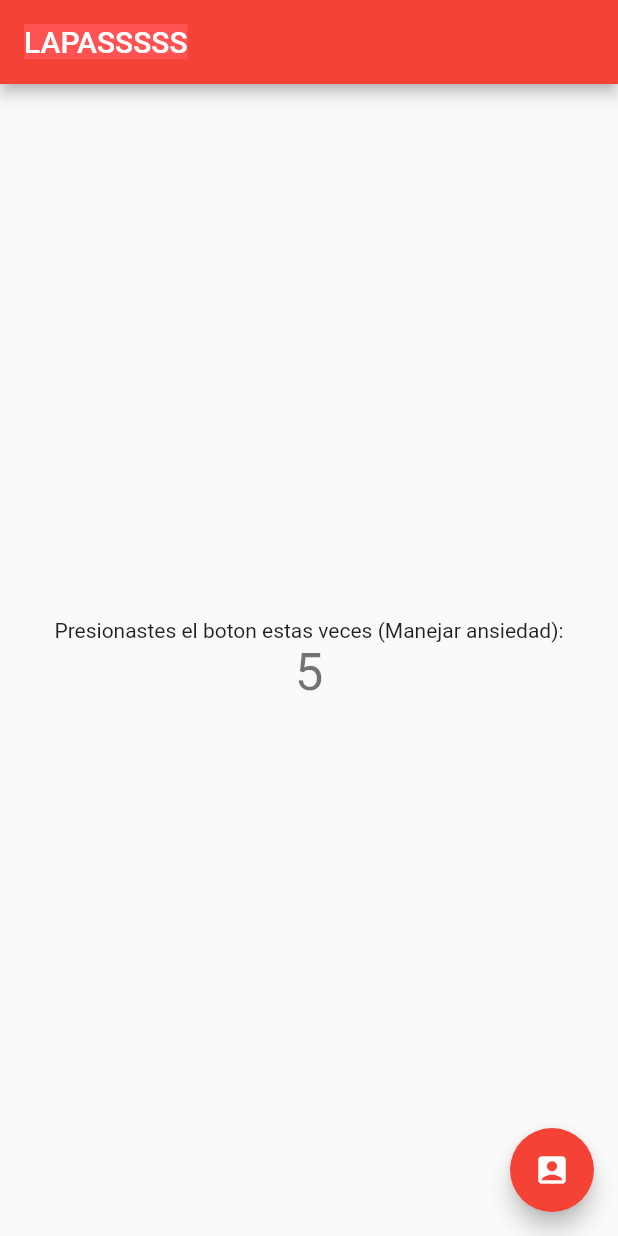
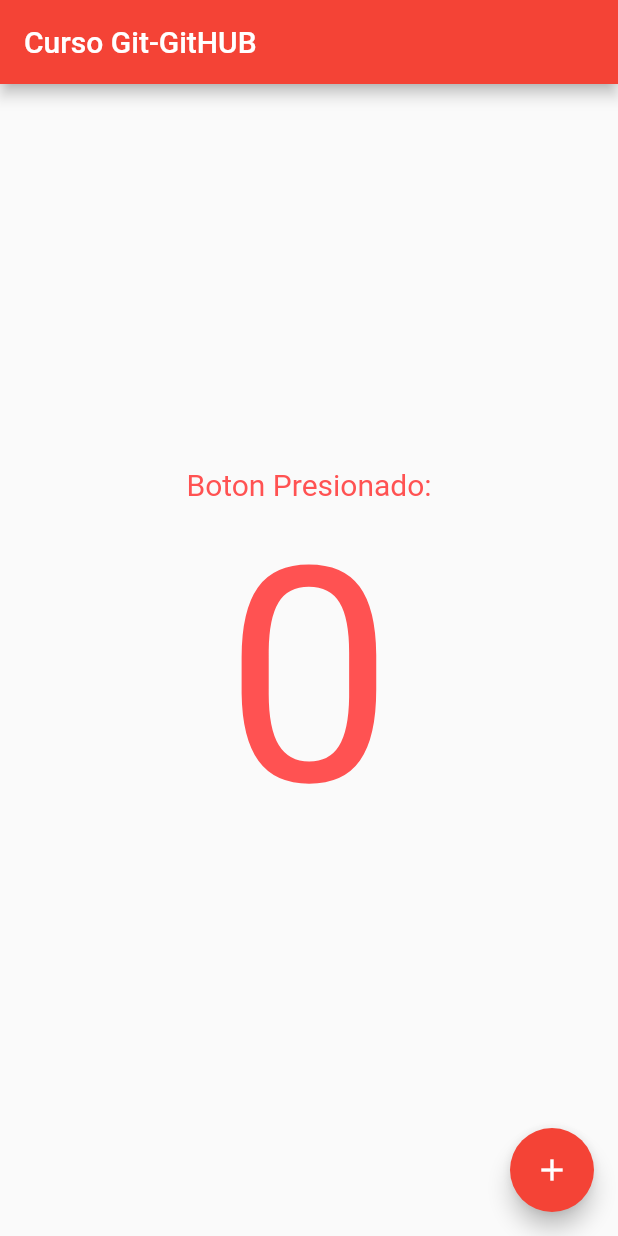
Before and after one commit to gjr17/contador, a Flutter app: the screen it shows after launch, on a phone screen of 412 x 824 dp. Run offline on Flutter 3.47's test engine with Material 2 defaults, Android fonts, the phone set to English and light mode, and no system bars.

Commit message:
Se modifico el diseño de la app V0.1

```diff
--- a/lib/main.dart
+++ b/lib/main.dart
@@ -12,19 +12,10 @@ class MyApp extends StatelessWidget {
   Widget build(BuildContext context) {
     return MaterialApp(
       debugShowCheckedModeBanner: false,
-      title: 'CONTADOR',
+      title: 'Curso Git-GitHUB',
       theme: ThemeData(
-          // This is the theme of your application.
-          //
-          // Try running your application with "flutter run". You'll see the
-          // application has a blue toolbar. Then, without quitting the app, try
-          // changing the primarySwatch below to Colors.green and then invoke
-          // "hot reload" (press "r" in the console where you ran "flutter run",
-          // or simply save your changes to "hot reload" in a Flutter IDE).
-          // Notice that the counter didn't reset back to zero; the application
-          // is not restarted.
-          primarySwatch: Colors.red),
-      home: const MyHomePage(title: 'LAPASSSSS'),
+          backgroundColor: Colors.redAccent, primarySwatch: Colors.red),
+      home: const MyHomePage(title: 'Curso Git-GitHUB'),
     );
   }
 }
@@ -48,7 +39,7 @@ class MyHomePage extends StatefulWidget {
 }
 
 class _MyHomePageState extends State<MyHomePage> {
-  int _counter = 5;
+  int _counter = 0;
 
   void _incrementCounter() {
     setState(() {
@@ -57,25 +48,16 @@ class _MyHomePageState extends State<MyHomePage> {
       // so that the display can reflect the updated values. If we changed
       // _counter without calling setState(), then the build method would not be
       // called again, and so nothing would appear to happen.
-      _counter += 5;
+      _counter += 1;
     });
   }
 
   @override
   Widget build(BuildContext context) {
-    // This method is rerun every time setState is called, for instance as done
-    // by the _incrementCounter method above.
-    //
-    // The Flutter framework has been optimized to make rerunning build methods
-    // fast, so that you can just rebuild anything that needs updating rather
-    // than having to individually change instances of widgets.
     return Scaffold(
       appBar: AppBar(
-        // Here we take the value from the MyHomePage object that was created by
-        // the App.build method, and use it to set our appbar title.
         title: Text(
           widget.title,
-          style: TextStyle(backgroundColor: Colors.redAccent),
         ),
       ),
       body: Center(
@@ -93,25 +75,26 @@ class _MyHomePageState extends State<MyHomePage> {
           //
           // Column has various properties to control how it sizes itself and
           // how it positions its children. Here we use mainAxisAlignment to
-          // center the children vertically; the main axis here is the vertical
+          // center the children vertically; the m8ain axis here is the vertical
           // axis because Columns are vertical (the cross axis would be
           // horizontal).
           mainAxisAlignment: MainAxisAlignment.center,
           children: <Widget>[
-            const Text(
-              'Presionastes el boton estas veces (Manejar ansiedad):',
+            Text(
+              'Boton Presionado:',
+              style: TextStyle(color: Colors.redAccent, fontSize: 20),
             ),
             Text(
               '$_counter',
-              style: Theme.of(context).textTheme.headline4,
+              style: TextStyle(color: Colors.redAccent, fontSize: 200),
             ),
           ],
         ),
       ),
       floatingActionButton: FloatingActionButton(
         onPressed: _incrementCounter,
-        tooltip: 'AUMENTO',
-        child: const Icon(Icons.account_box),
+        tooltip: 'Sumar',
+        child: const Icon(Icons.add),
       ), // This trailing comma makes auto-formatting nicer for build methods.
     );
   }
```
